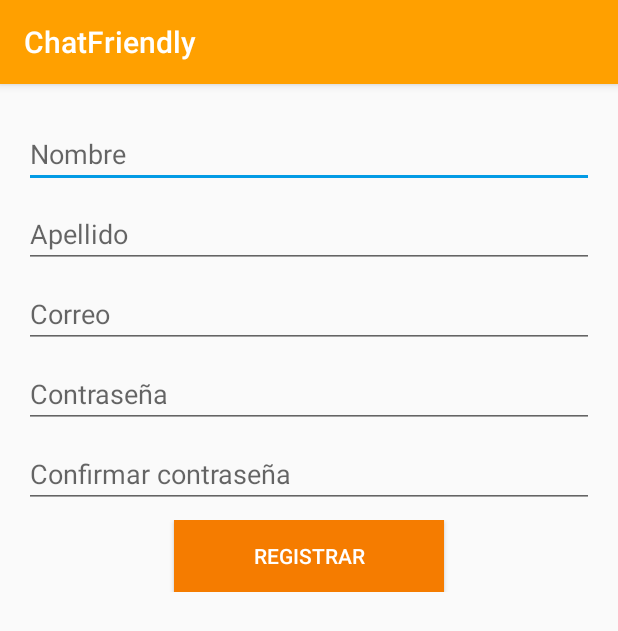
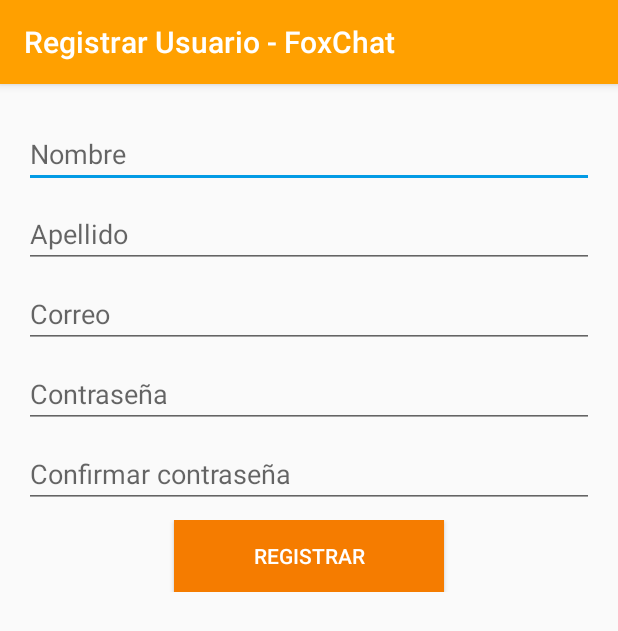
Before and after one commit to EddRick96/AppChatTopicosEspeciales1B, an Android app: the RegisterActivity screen opened directly, with no data from a screen before it, on a phone screen of 412 x 824 dp. Shown: the top 631 px of the screen. Run offline under Robolectric (Android 15) with nearby library versions, the phone set to English and light mode, and no system bars; our stand-ins replace Firebase (no records; nobody signed in at launch, a user with empty details on screens opened directly).

Commit message:
Register Activity

```diff
--- a/app/src/main/java/com/example/chatfriendly/RegisterActivity.java
+++ b/app/src/main/java/com/example/chatfriendly/RegisterActivity.java
@@ -1,17 +1,28 @@
 package com.example.chatfriendly;
 
+import androidx.annotation.NonNull;
 import androidx.appcompat.app.AppCompatActivity;
 
+import android.content.Intent;
 import android.os.Bundle;
 import android.text.TextUtils;
+import android.view.View;
 import android.widget.Button;
 import android.widget.EditText;
+import android.widget.Toast;
+
+import com.google.android.gms.tasks.OnCompleteListener;
+import com.google.android.gms.tasks.Task;
+import com.google.firebase.auth.AuthResult;
+import com.google.firebase.auth.FirebaseAuth;
 
 public class RegisterActivity extends AppCompatActivity {
 
     //Variables de entrada
     private EditText name, lastName, email, pwd, confPwd;
     private Button signUpBtn;
+
+    private FirebaseAuth fAuth;
 
     @Override
     protected void onCreate(Bundle savedInstanceState) {
@@ -25,36 +36,42 @@
         pwd = findViewById(R.id.pwdRegEditText);
         confPwd = findViewById(R.id.confirmPwdEditText);
         signUpBtn = findViewById(R.id.signUpButton);
+
+        setupRegister();
     }
 
     private void setupRegister(){
         setTitle("Registrar Usuario - FoxChat");
-        /*
-    * signUpBtn.setOnClickListener(new View.OnClickListener() {
+
+        signUpBtn.setOnClickListener(new View.OnClickListener() {
             @Override
             public void onClick(View view) {
 
-                testText(mail, pwd);
+                testText( name.toString(),
+                        lastName.toString(),
+                        email.toString(),
+                        pwd.toString(),
+                        confPwd.toString());
 
                 if(pwd.length() < 8){
-                    autPwd.setError("Por favor, ingrese una clave más larga.");
+                    pwd.setError("Por favor, ingrese una clave más larga.");
                     return;
                 }
 
-                fAuth.createUserWithEmailAndPassword(mail, pwd).addOnCompleteListener(new OnCompleteListener<AuthResult>() {
+                fAuth.createUserWithEmailAndPassword(email.toString(), pwd.toString()).addOnCompleteListener(new OnCompleteListener<AuthResult>() {
                     @Override
                     public void onComplete(@NonNull Task<AuthResult> task) {
                         if(task.isSuccessful()){
-                            Toast.makeText(AuthActivity.this, "Usuario creado exitósamente", Toast.LENGTH_SHORT).show();
+                            Toast.makeText(RegisterActivity.this, "Usuario creado exitósamente", Toast.LENGTH_SHORT).show();
                             startActivity(new Intent(getApplicationContext(), AuthActivity.class));
                         }else{
-                            Toast.makeText(AuthActivity.this, "No se pudo crear al usuario.", Toast.LENGTH_SHORT).show();
+                            Toast.makeText(RegisterActivity.this, "No se pudo crear al usuario.", Toast.LENGTH_SHORT).show();
                         }
                     }
                 });
             }
         });
-    * */
+
     }
 
 
```
Also changed, not shown: app/src/main/java/com/example/chatfriendly/AuthActivity.java (+4 -4 lines).
